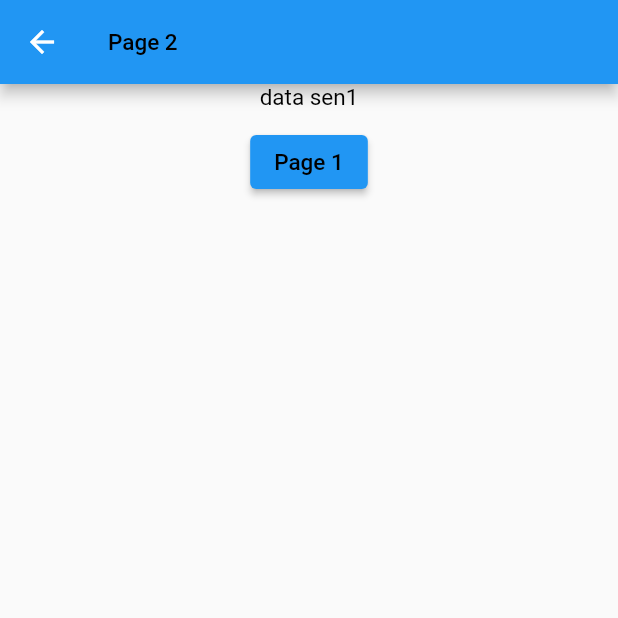
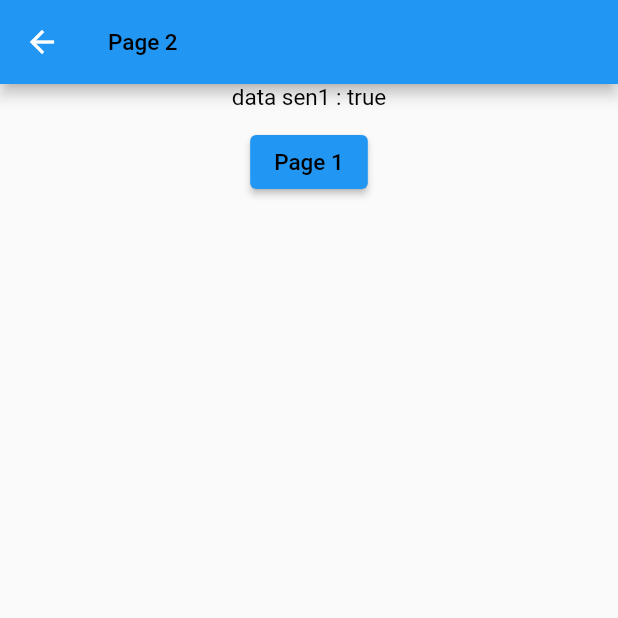
Before and after one commit to linhxeom1996/documents, a Flutter app: the Page1 screen opened by its route, after a tap on "Page 2", on a phone screen of 412 x 824 dp, the top half of it. Run offline on Flutter 3.47's test engine with Material 2 defaults, Android fonts, the phone set to English and light mode, and no system bars; our stand-ins replace animated_toggle_switch, connectivity_plus, fluro, flutter_bloc, flutter_neumorphic, flutter_svg and 2 more; missing offline and left inert: linh_button.

Commit message:
done navigator router

```diff
--- a/navigator_router/lib/page1.dart
+++ b/navigator_router/lib/page1.dart
@@ -7,12 +7,13 @@ class Page1 extends StatelessWidget {
   @override
   Widget build(BuildContext context) {
     String text = "data sen1";
+    bool update = true;
     return Scaffold(
       appBar: AppBar(title: const TextBase(text: "Page 1")),
       body: Center(
         child: ElevatedButton(
           onPressed: () {
-            Navigator.pushNamed(context, '/page2/$text');
+            Navigator.pushNamed(context, '/page2/$text/$update');
           },
           child: const TextBase(text: "Page 2"),
         ),
--- a/navigator_router/lib/page2.dart
+++ b/navigator_router/lib/page2.dart
@@ -3,7 +3,8 @@ import 'package:navigator_router/widget/text_base.dart';
 
 class Page2 extends StatelessWidget {
   final String text;
-  const Page2({super.key, required this.text});
+  final bool update;
+  const Page2({super.key, required this.text, required this.update});
 
   @override
   Widget build(BuildContext context) {
@@ -14,7 +15,7 @@ class Page2 extends StatelessWidget {
       body: Center(
         child: Column(
           children: <Widget>[
-            TextBase(text: text),
+            TextBase(text: "$text : $update"),
             const SizedBox(height: 10),
             ElevatedButton(
               onPressed: () {},
--- a/navigator_router/lib/router.dart
+++ b/navigator_router/lib/router.dart
@@ -15,9 +15,16 @@ class FluroRouterBase {
   );
 
   static Handler page2 = Handler(
-    handlerFunc: (context, params) => Page2(
-      text: params['text']![0],
-    ),
+    handlerFunc: (context, params) {
+      bool update = false;
+      if (params['update']![0] == "true") {
+        update = true;
+      }
+      return Page2(
+        text: params['text']![0],
+        update: update,
+      );
+    },
   );
 
   static void setupRouter() {
@@ -34,7 +41,7 @@ class FluroRouterBase {
     );
 
     router.define(
-      "/page2/:text",
+      "/page2/:text/:update",
       handler: page2,
       transitionType: TransitionType.cupertino,
     );
```
